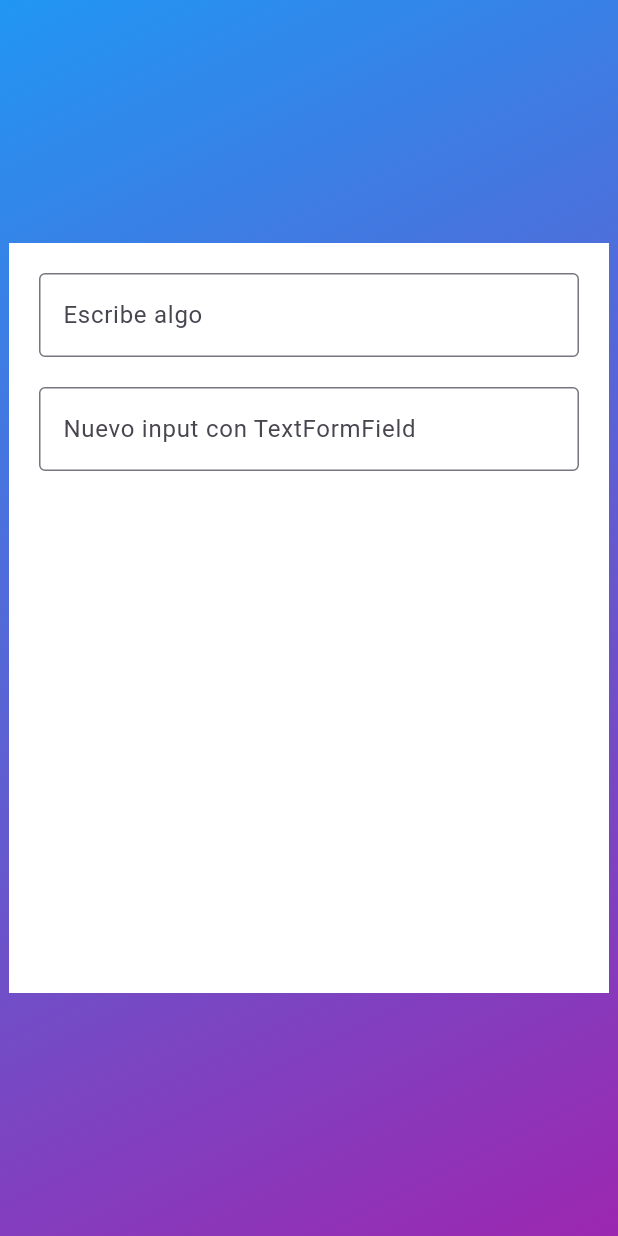
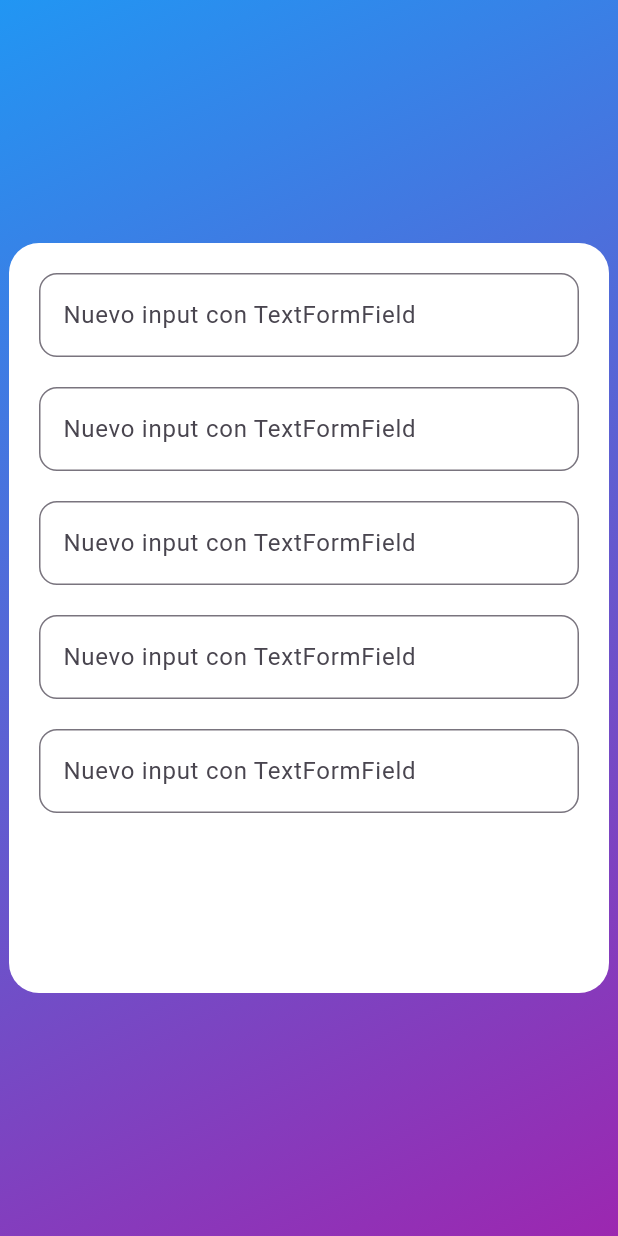
Before and after one commit to pcaliman2/Loginux, a Flutter app: the screen it shows after launch, on a phone screen of 412 x 824 dp. Run offline on Flutter 3.47's test engine with Material 3 defaults, Android fonts, the light colour scheme and no system bars.

Commit message:
Brdes_Curvos

```diff
--- a/lib/main.dart
+++ b/lib/main.dart
@@ -27,7 +27,10 @@ class MyApp extends StatelessWidget {
             child: Container(
               width: 400,
               height: 500,
-              color: Colors.white,
+              decoration: BoxDecoration(
+                color: Colors.white,
+                borderRadius: BorderRadius.circular(20), // ⭐ Bordes curvos
+              ),
 
               // Memorandum Mental esto como en ccs pero en vez de px loescribes
               // colocando EdgeInsets
@@ -37,24 +40,70 @@ class MyApp extends StatelessWidget {
                 // Con este Column puedo ir agregando elementos
                 child: Column(
                   children: [
-                    // Primer input
-                    TextField(
+                    //  TextFormField 01
+                    TextFormField(
                       decoration: InputDecoration(
-                        labelText: "Escribe algo",
-                        border: OutlineInputBorder(),
+                        labelText: "Nuevo input con TextFormField",
+                        border: OutlineInputBorder(
+                          borderRadius: BorderRadius.circular(12),
+                        ),
                       ),
                     ),
 
                     // espacio entre inputs
                     const SizedBox(height: 20),
 
-                    // ⭐⭐ Tercer input con TextFormField ⭐⭐
+                    //  TextFormField 02
                     TextFormField(
-                      decoration: const InputDecoration(
+                      decoration: InputDecoration(
                         labelText: "Nuevo input con TextFormField",
-                        border: OutlineInputBorder(),
+                        border: OutlineInputBorder(
+                          borderRadius: BorderRadius.circular(12),
+                        ),
                       ),
                     ),
+
+                    // espacio entre inputs
+                    const SizedBox(height: 20),
+
+                    //  TextFormField 03
+                    TextFormField(
+                      decoration: InputDecoration(
+                        labelText: "Nuevo input con TextFormField",
+                        border: OutlineInputBorder(
+                          borderRadius: BorderRadius.circular(12),
+                        ),
+                      ),
+                    ),
+
+                    // espacio entre inputs
+                    const SizedBox(height: 20),
+
+                    //  TextFormField 04
+                    TextFormField(
+                      decoration: InputDecoration(
+                        labelText: "Nuevo input con TextFormField",
+                        border: OutlineInputBorder(
+                          borderRadius: BorderRadius.circular(12),
+                        ),
+                      ),
+                    ),
+
+                    // espacio entre inputs
+                    const SizedBox(height: 20),
+
+                    //  TextFormField 05
+                    TextFormField(
+                      decoration: InputDecoration(
+                        labelText: "Nuevo input con TextFormField",
+                        border: OutlineInputBorder(
+                          borderRadius: BorderRadius.circular(12),
+                        ),
+                      ),
+                    ),
+
+                    // espacio entre inputs
+                    const SizedBox(height: 20),
                   ],
                 ),
               ),
```
